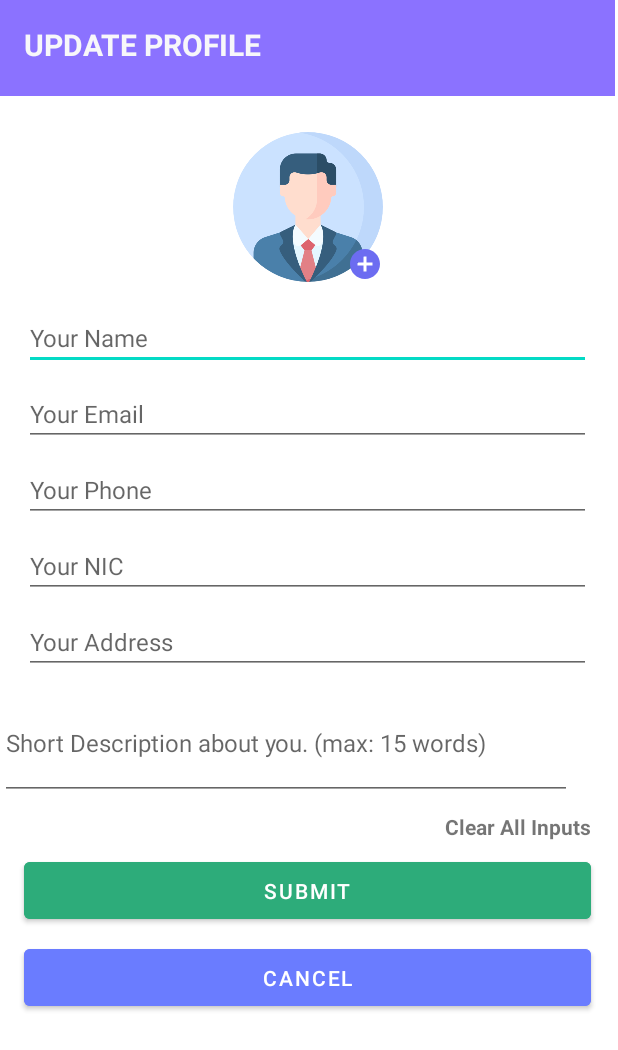
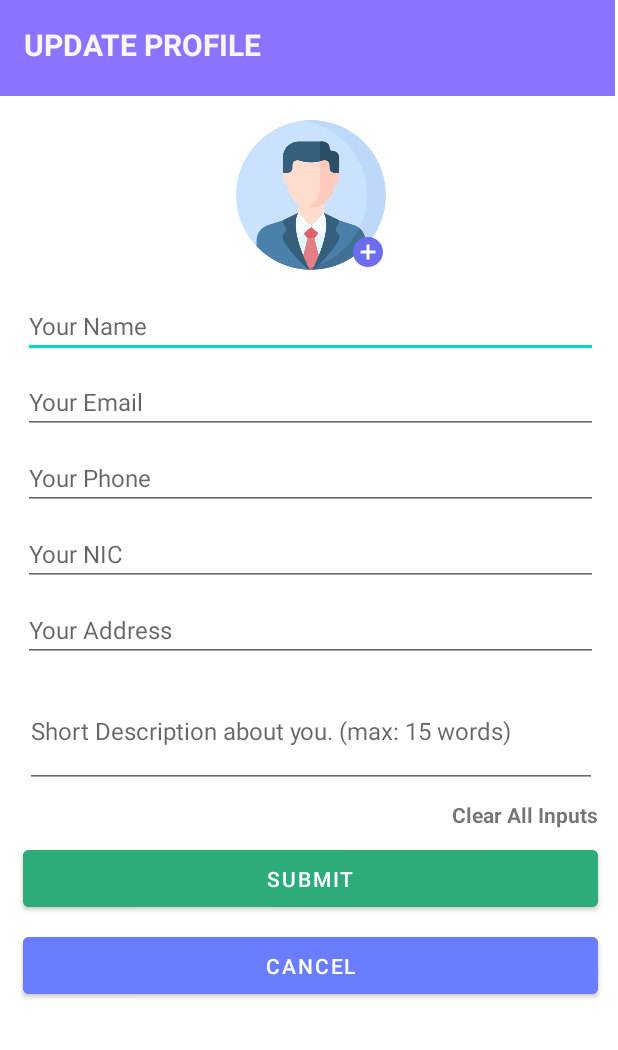
Before and after one commit to IT21388934/RentalApplication, an Android app: the layout activity_update_lister_profile.xml on its own in the app's theme, with its tools: preview values and no code run, on a phone screen of 412 x 824 dp. Shown: the top 1050 px of the screen. Run offline under Robolectric (Android 15) with nearby library versions, the phone set to English and light mode, and no system bars.

Commit message:
update profile image and validation testing

```diff
--- /dev/null
+++ b/app/src/main/res/drawable/plus_white.xml
@@ -0,0 +1,5 @@
+<vector android:height="24dp" android:tint="#FFFFFF"
+    android:viewportHeight="24" android:viewportWidth="24"
+    android:width="24dp" xmlns:android="http://schemas.android.com/apk/res/android">
+    <path android:fillColor="@android:color/white" android:pathData="M12,2C6.48,2 2,6.48 2,12s4.48,10 10,10 10,-4.48 10,-10S17.52,2 12,2zM17,13h-4v4h-2v-4L7,13v-2h4L11,7h2v4h4v2z"/>
+</vector>
--- a/app/src/main/res/layout/activity_lister_profile.xml
+++ b/app/src/main/res/layout/activity_lister_profile.xml
@@ -135,7 +135,7 @@
         app:layout_constraintTop_toBottomOf="@+id/tvListerName" />
 
     <com.google.android.material.imageview.ShapeableImageView
-        android:id="@+id/imageView"
+        android:id="@+id/listerImg"
         android:layout_width="200dp"
         android:layout_height="200dp"
         android:layout_marginTop="16dp"
@@ -162,7 +162,7 @@
         app:layout_constraintEnd_toStartOf="@+id/viewHeaderBackground"
         app:layout_constraintHorizontal_bias="0.5"
         app:layout_constraintStart_toEndOf="@+id/viewHeaderBackground"
-        app:layout_constraintTop_toBottomOf="@+id/imageView" />
+        app:layout_constraintTop_toBottomOf="@+id/listerImg" />
 
     <TextView
         android:id="@+id/tvListerDis"
--- a/app/src/main/res/layout/activity_update_lister_profile.xml
+++ b/app/src/main/res/layout/activity_update_lister_profile.xml
@@ -6,15 +6,13 @@
     android:layout_height="match_parent">
 
     <ScrollView
-        android:layout_width="410dp"
-        android:layout_height="661dp"
-        android:layout_marginTop="8dp"
-        app:layout_constraintBottom_toBottomOf="parent"
+        android:layout_width="415dp"
+        android:layout_height="792dp"
+        android:layout_marginStart="16dp"
+        android:layout_marginEnd="16dp"
         app:layout_constraintEnd_toEndOf="parent"
-        app:layout_constraintHorizontal_bias="0.0"
         app:layout_constraintStart_toStartOf="parent"
         app:layout_constraintTop_toBottomOf="@+id/viewHeaderBackgroundLiUpdate"
-        app:layout_constraintVertical_bias="0.0"
         tools:ignore="MissingConstraints">
 
         <androidx.constraintlayout.widget.ConstraintLayout
@@ -34,7 +32,7 @@
                 app:layout_constraintTop_toBottomOf="@+id/editListerDes" />
 
             <com.google.android.material.imageview.ShapeableImageView
-                android:id="@+id/imageView13"
+                android:id="@+id/listerProfImg"
                 android:layout_width="@dimen/default_avatar_width"
                 android:layout_height="@dimen/default_avatar_height"
                 android:layout_marginTop="16dp"
@@ -47,11 +45,11 @@
                 tools:ignore="MissingConstraints" />
 
             <ImageView
-                android:id="@+id/imageView16"
+                android:id="@+id/changeImageBtn"
                 android:layout_width="wrap_content"
                 android:layout_height="wrap_content"
-                app:layout_constraintBottom_toBottomOf="@+id/imageView13"
-                app:layout_constraintEnd_toEndOf="@+id/imageView13"
+                app:layout_constraintBottom_toBottomOf="@+id/listerProfImg"
+                app:layout_constraintEnd_toEndOf="@+id/listerProfImg"
                 app:srcCompat="@drawable/ic_baseline_add_circle_24" />
 
             <EditText
@@ -63,7 +61,7 @@
                 android:layout_marginRight="@dimen/layout_margin_right"
                 android:hint="@string/edtListerName"
                 android:textSize="@dimen/primary_text"
-                app:layout_constraintTop_toBottomOf="@+id/imageView13"
+                app:layout_constraintTop_toBottomOf="@+id/listerProfImg"
                 tools:layout_editor_absoluteX="16dp" />
 
             <EditText
@@ -120,14 +118,17 @@
                 android:id="@+id/editListerDes"
                 android:layout_width="381dp"
                 android:layout_height="76dp"
+                android:layout_marginStart="16dp"
                 android:layout_marginTop="8dp"
+                android:layout_marginEnd="16dp"
                 android:hint="@string/editListerDes"
                 android:textSize="16dp"
-                app:layout_constraintTop_toBottomOf="@+id/editListerAddress"
-                tools:layout_editor_absoluteX="16dp" />
+                app:layout_constraintEnd_toEndOf="parent"
+                app:layout_constraintStart_toStartOf="parent"
+                app:layout_constraintTop_toBottomOf="@+id/editListerAddress" />
 
             <Button
-                    android:id="@+id/listerUpdateBtn"
+                android:id="@+id/listerUpdateBtn"
                 android:layout_width="match_parent"
                 android:layout_height="50dp"
                 android:layout_marginStart="16dp"
--- a/app/src/main/res/values/strings.xml
+++ b/app/src/main/res/values/strings.xml
@@ -1,5 +1,5 @@
 <resources>
-    <string name="app_name">RentalApplication</string>
+    <string name="app_name">TraveLodge</string>
 
     <!--    //Lister Profile-->
     <string name="tvTitleListerProfile">LISTER PROFILE</string>
```
Also changed, not shown: app/build.gradle (+10 -0 lines), app/src/main/AndroidManifest.xml (+8 -8 lines), app/src/main/java/com/example/rentalapplication/ListerProfileActivity.kt (+9 -0 lines), app/src/main/java/com/example/rentalapplication/UpdateListerProfile.kt (+85 -1 lines), app/src/main/java/com/example/rentalapplication/Validatior.kt (added, +10 -0 lines), app/src/main/res/layout/activity_lister_registration2.xml (+4 -4 lines), 1 other file.
